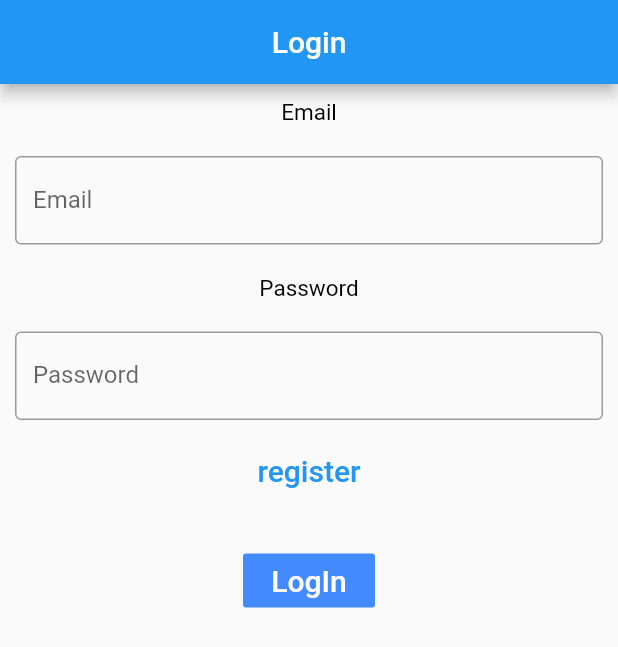
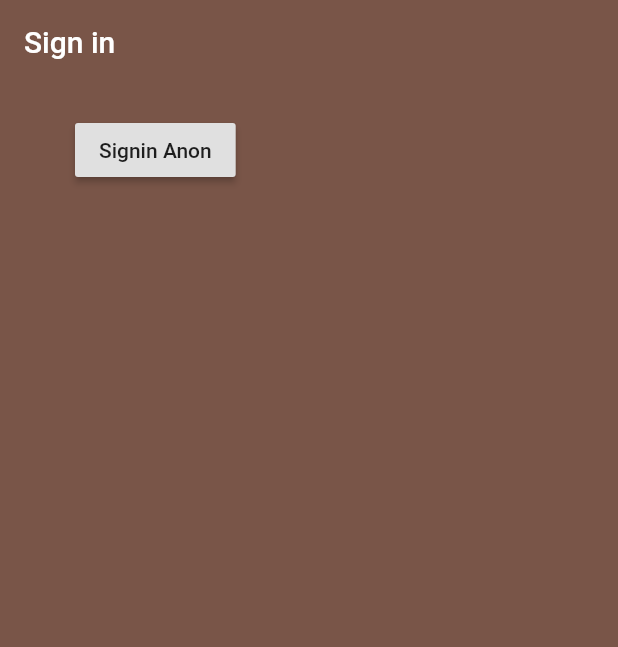
Before and after one commit to Raekweh/FlutterUpSkilling, a Flutter app: the screen it shows after launch, on a phone screen of 412 x 824 dp. Shown: the top 647 px of the screen. Run offline on Flutter 3.47's test engine with Material 2 defaults, Android fonts, the phone set to English and light mode, and no system bars; our stand-ins replace firebase_auth, firebase_core, geolocator, google_maps_flutter; missing offline and left inert: flutter_braintree; accounts and stored records are empty.

Commit message:
Signin anon button

```diff
--- /dev/null
+++ b/lib/Register_Login/Authenticate.dart
@@ -0,0 +1,18 @@
+import 'package:ParkingApp/Register_Login/Signin.dart';
+import 'package:flutter/cupertino.dart';
+
+class Authenticate extends StatefulWidget {
+  const Authenticate({Key? key}) : super(key: key);
+
+  @override
+  _AuthenticateState createState() => _AuthenticateState();
+}
+
+class _AuthenticateState extends State<Authenticate> {
+  @override
+  Widget build(BuildContext context) {
+    return Container(
+      child: SignIn(),
+    );
+  }
+}
--- a/lib/Register_Login/RegisterMenu.dart
+++ /dev/null
@@ -1,72 +0,0 @@
-import 'package:flutter/cupertino.dart';
-import 'package:flutter/material.dart';
-
-class RegisterMenu extends StatefulWidget {
-  const RegisterMenu({Key? key}) : super(key: key);
-
-  @override
-  _RegisterMenuState createState() => _RegisterMenuState();
-}
-
-class _RegisterMenuState extends State<RegisterMenu> {
-  TextEditingController _emailController = new TextEditingController();
-  TextEditingController _passwordController = new TextEditingController();
-
-  @override
-  Widget build(BuildContext context) {
-    return MaterialApp(
-        home: Scaffold(
-      appBar: AppBar(
-        title: Text('Register'),
-        centerTitle: true,
-      ),
-      body: Center(
-          child: Column(
-        children: <Widget>[
-          Container(
-            child: Text(
-              'Email',
-              style: TextStyle(fontSize: 15, color: Colors.black),
-            ),
-          ),
-          Container(
-              child: TextField(
-            controller: _emailController,
-            decoration: InputDecoration(
-              labelText: 'Email',
-              border: OutlineInputBorder(),
-            ),
-          )),
-          Container(
-            child: Text(
-              'Password',
-              style: TextStyle(fontSize: 15, color: Colors.black),
-            ),
-          ),
-          Container(
-              child: TextField(
-            controller: _passwordController,
-            decoration: InputDecoration(
-              labelText: 'Password',
-              border: OutlineInputBorder(),
-            ),
-          )),
-          Container(
-            margin: EdgeInsets.all(25),
-            child: FlatButton(
-              child: Text(
-                'Register',
-                style: TextStyle(fontSize: 20.0),
-              ),
-              color: Colors.blueAccent,
-              textColor: Colors.white,
-              onPressed: () {
-
-              },
-            ),
-          ),
-        ],
-      )),
-    ));
-  }
-}
--- /dev/null
+++ b/lib/Register_Login/Signin.dart
@@ -0,0 +1,32 @@
+import 'package:flutter/material.dart';
+
+class SignIn extends StatefulWidget {
+  const SignIn({Key? key}) : super(key: key);
+
+  @override
+  _SignInState createState() => _SignInState();
+}
+
+class _SignInState extends State<SignIn> {
+  @override
+  Widget build(BuildContext context) {
+    return Scaffold(
+      backgroundColor:Colors.brown,
+      appBar:AppBar(
+        backgroundColor: Colors.brown,
+        elevation: 0.0,
+        title: Text('Sign in')
+      ),
+      body: Container(
+        padding: EdgeInsets.symmetric(vertical: 20.0, horizontal: 50.0),
+        child: RaisedButton(
+          child: Text('Signin Anon'),
+          onPressed: () async
+          {
+
+          },
+        )
+      ),
+    );
+  }
+}
--- a/lib/Screens/LoginMenu.dart
+++ /dev/null
@@ -1,90 +0,0 @@
-import 'package:ParkingApp/Register_Login/RegisterMenu.dart';
-import 'package:flutter/material.dart';
-
-class loginMenu extends StatefulWidget {
-  const loginMenu({Key? key}) : super(key: key);
-
-  @override
-  loginMenuState createState() => loginMenuState();
-}
-
-class loginMenuState extends State {
-  TextEditingController emailController = new TextEditingController();
-  TextEditingController passwordController = new TextEditingController();
-
-  @override
-  Widget build(BuildContext context) {
-    return MaterialApp(
-      home: Scaffold(
-          appBar: AppBar(
-            title: Text('Login'),
-            centerTitle: true,
-          ),
-          body: Center(
-              child: Column(children: <Widget>[
-            //Text for Username
-            Container(
-              padding: EdgeInsets.all(10),
-              child: Text(
-                'Email',
-                style: TextStyle(fontSize: 15, color: Colors.black),
-              ),
-            ),
-            //Textfield for username
-            Container(
-              padding: EdgeInsets.all(10),
-              child: TextField(
-                controller: emailController,
-                decoration: InputDecoration(
-                  border: OutlineInputBorder(),
-                  labelText: 'Email',
-                ),
-              ),
-            ),
-            //Text for Password
-            Container(
-              padding: EdgeInsets.all(10),
-              child: Text(
-                'Password',
-                style: TextStyle(fontSize: 15, color: Colors.black),
-              ),
-            ),
-            //Text field for password
-            Container(
-              padding: EdgeInsets.all(10),
-              child: TextField(
-                controller: passwordController,
-                decoration: InputDecoration(
-                  border: OutlineInputBorder(),
-                  labelText: 'Password',
-                ),
-              ),
-            ),
-            Container(
-                child: TextButton(
-                    child: Text(
-                      'register',
-                      style: TextStyle(fontSize: 20.0),
-                    ),
-                    onPressed: () {
-                      Navigator.push(
-                          context,
-                          MaterialPageRoute(
-                              builder: (context) => RegisterMenu()));
-                    })),
-            Container(
-              margin: EdgeInsets.all(25),
-              child: FlatButton(
-                child: Text(
-                  'LogIn',
-                  style: TextStyle(fontSize: 20.0),
-                ),
-                color: Colors.blueAccent,
-                textColor: Colors.white,
-                onPressed: () {},
-              ),
-            ),
-          ]))),
-    );
-  }
-}
--- a/lib/main.dart
+++ b/lib/main.dart
@@ -6,7 +6,7 @@ import 'package:ParkingApp/Map/services/geolocatorService.dart';
 import 'package:ParkingApp/Map/services/placeservice.dart';
 import 'Map/models/place.dart';
 import 'NavigationBar/NavBar.dart';
-import 'Screens/LoginMenu.dart';
+import 'package:ParkingApp/Register_Login/Authenticate.dart';
 
 Future<void> main() async {
   WidgetsFlutterBinding.ensureInitialized();
@@ -31,7 +31,7 @@ class logIn extends StatelessWidget {
           else if(snapshot.hasData)
             {
               print('Your database works');
-              return loginMenu();
+              return Authenticate();
             }
           else
             {
```
